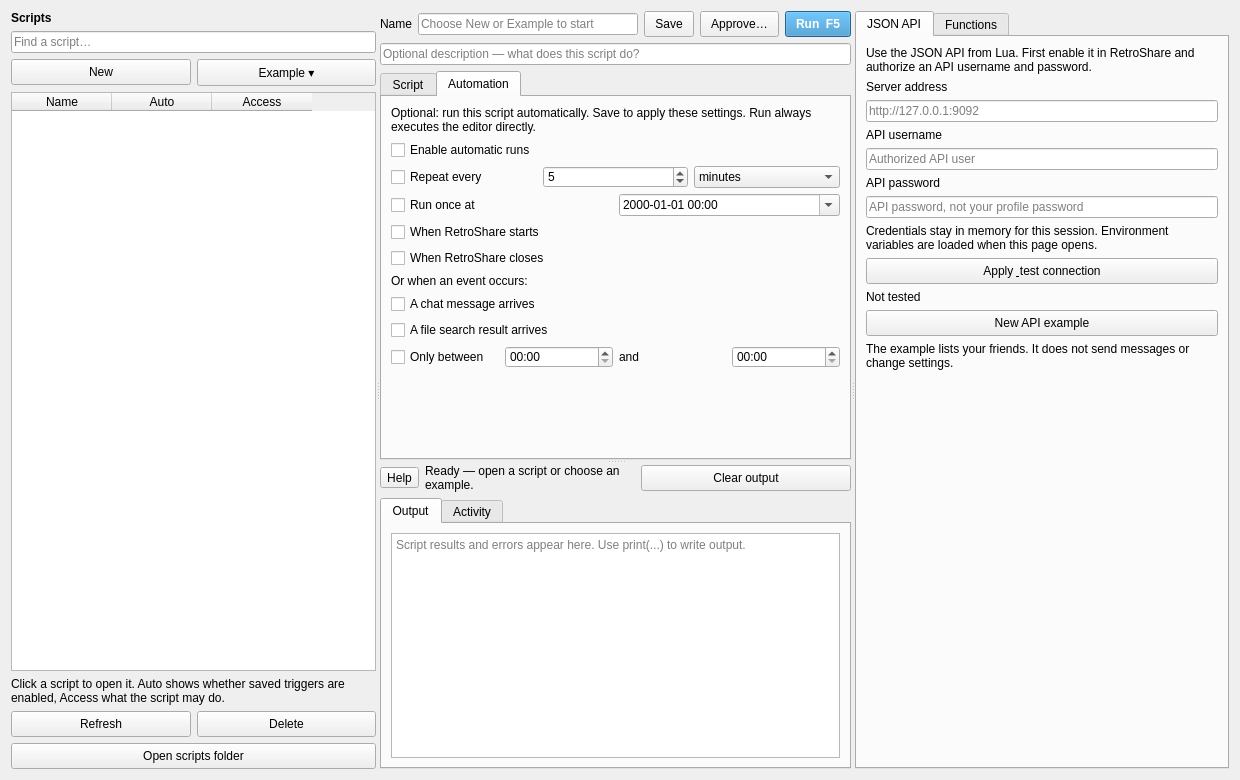
First picture: the form in gui/Lua4RSWidget.ui, repository RetroShare/Lua4RS, before the edit.
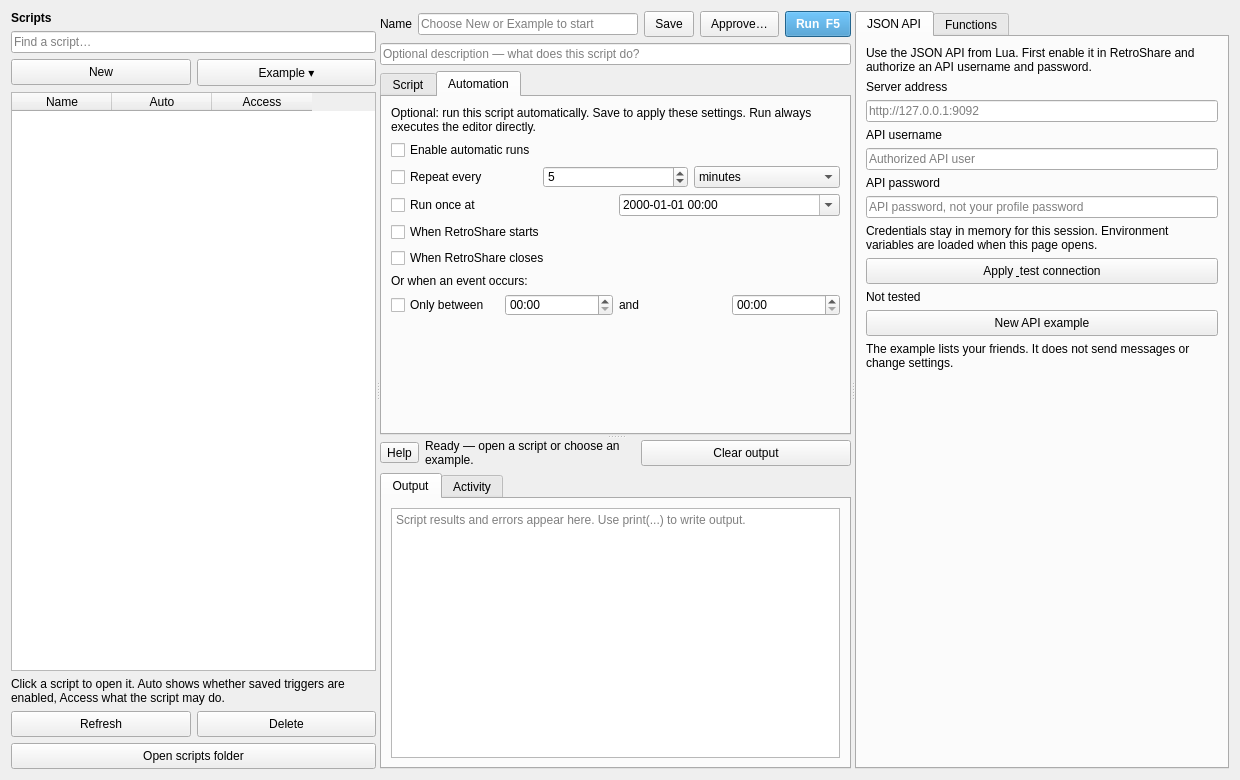
Second picture: the form after the edit. The open tabs and pages were chosen to show the change. Custom widgets are drawn as their Qt base class.

Commit message: Show all events in the Automation tab, split overlapping events

The edit to the form file:
```diff
--- a/gui/Lua4RSWidget.ui
+++ b/gui/Lua4RSWidget.ui
@@ -349,20 +349,6 @@
                 </property>
                </widget>
               </item>
-              <item>
-               <widget class="QCheckBox" name="cb_chatmessage">
-                <property name="text">
-                 <string>A chat message arrives</string>
-                </property>
-               </widget>
-              </item>
-              <item>
-               <widget class="QCheckBox" name="cb_turtleSearchResult">
-                <property name="text">
-                 <string>A file search result arrives</string>
-                </property>
-               </widget>
-              </item>
               <item>
                <layout class="QHBoxLayout" name="constraintRow">
                 <item>
```
The commit also changes 5 other files.
